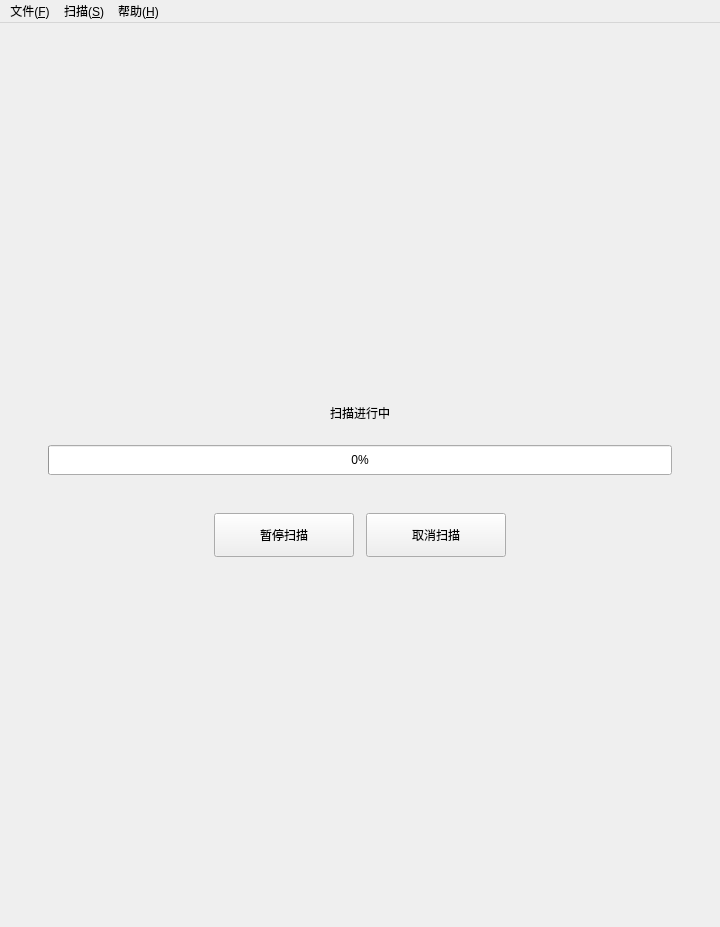
First picture: the form in src/fuscan/gui/main_window.ui, repository gookeryoung/fuscan, before the edit.
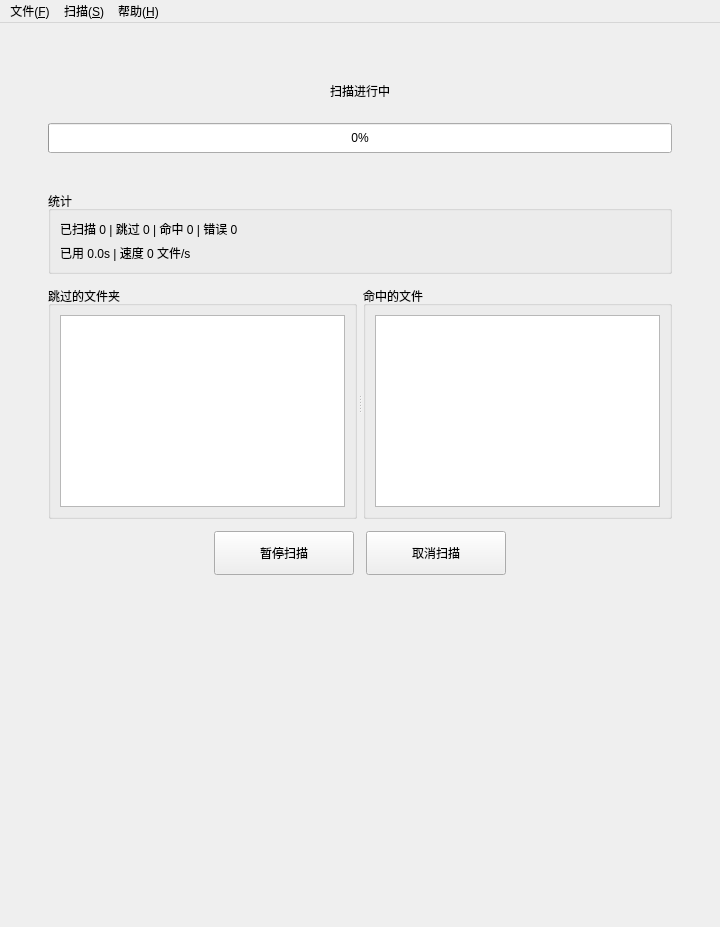
Second picture: the form after the edit. The open tabs and pages were chosen to show the change.

Commit message:
feat(gui): 接入按钮/菜单图标并增强扫描进度界面与严重等级背景色
为编辑/导出/设置/重新扫描等控件接入 SVG 图标；扫描中页面新增统计面板与跳过目录/命中文件列表；critical 项整行浅红背景高亮；修复命中数不一致问题（预览回退提示、强制刷新、分组项不可选中）；FileWalker 新增 on_skip_dir 回调，ProgressInfo 扩展 skipped_dirs/matched_files 字段。

```diff
--- a/src/fuscan/gui/main_window.ui
+++ b/src/fuscan/gui/main_window.ui
@@ -449,19 +449,6 @@
         <property name="bottomMargin">
          <number>48</number>
         </property>
-        <item>
-         <spacer name="scanning_top_spacer">
-          <property name="orientation">
-           <enum>Qt::Vertical</enum>
-          </property>
-          <property name="sizeHint" stdset="0">
-           <size>
-            <width>20</width>
-            <height>40</height>
-           </size>
-          </property>
-         </spacer>
-        </item>
         <item>
          <widget class="QLabel" name="scanning_title_label">
           <property name="minimumSize">
@@ -504,6 +491,59 @@
           </property>
          </widget>
         </item>
+        <item>
+         <widget class="QGroupBox" name="stats_group">
+          <property name="title">
+           <string>统计</string>
+          </property>
+          <layout class="QFormLayout" name="stats_form_layout">
+           <item row="0" column="0">
+            <widget class="QLabel" name="stats_counts_label">
+             <property name="text">
+              <string>已扫描 0 | 跳过 0 | 命中 0 | 错误 0</string>
+             </property>
+            </widget>
+           </item>
+           <item row="1" column="0">
+            <widget class="QLabel" name="stats_time_label">
+             <property name="text">
+              <string>已用 0.0s | 速度 0 文件/s</string>
+             </property>
+            </widget>
+           </item>
+          </layout>
+         </widget>
+        </item>
+        <item>
+         <widget class="QSplitter" name="lists_splitter">
+          <property name="orientation">
+           <enum>Qt::Horizontal</enum>
+          </property>
+          <property name="handleWidth">
+           <number>6</number>
+          </property>
+          <widget class="QGroupBox" name="skipped_dirs_group">
+           <property name="title">
+            <string>跳过的文件夹</string>
+           </property>
+           <layout class="QVBoxLayout" name="skipped_dirs_layout">
+            <item>
+             <widget class="QListWidget" name="skipped_dirs_list"/>
+            </item>
+           </layout>
+          </widget>
+          <widget class="QGroupBox" name="matched_files_group">
+           <property name="title">
+            <string>命中的文件</string>
+           </property>
+           <layout class="QVBoxLayout" name="matched_files_layout">
+            <item>
+             <widget class="QListWidget" name="matched_files_list"/>
+            </item>
+           </layout>
+          </widget>
+         </widget>
+        </item>
         <item>
          <layout class="QHBoxLayout" name="scanning_btn_row">
           <property name="spacing">
```
The commit also changes 12 other files.
